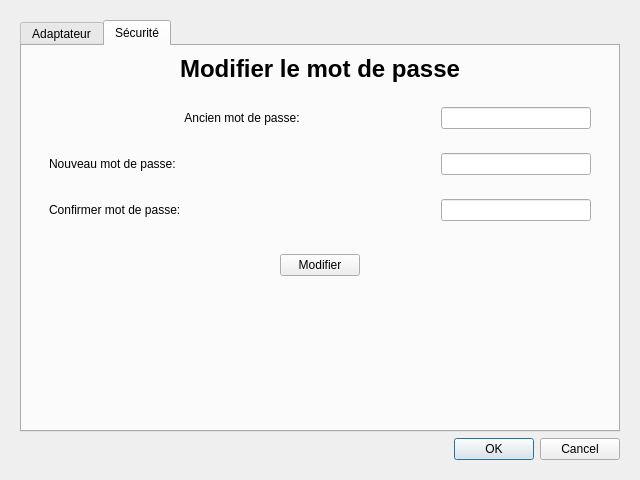
Dthibault/theatre2013, file fenetreparametres.ui: the form before one commit.
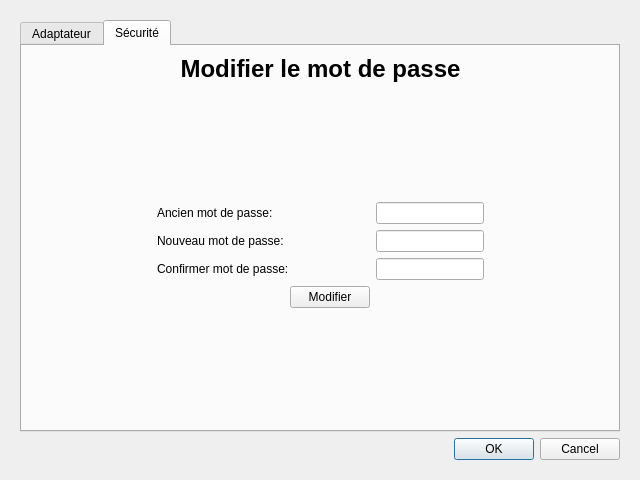
The form after the commit. The open tabs and pages were chosen to show the change.

Commit message: Fin de la fonction sécurité avec mot de passe

```diff
--- a/fenetreparametres.ui
+++ b/fenetreparametres.ui
@@ -229,39 +229,91 @@
          <attribute name="title">
           <string>Sécurité</string>
          </attribute>
-         <layout class="QVBoxLayout" name="verticalLayout_6">
-          <item>
-           <widget class="QLabel" name="labelTitreSecurite">
+         <layout class="QGridLayout" name="gridLayout">
+          <item row="2" column="5">
+           <spacer name="horizontalSpacer_6">
+            <property name="orientation">
+             <enum>Qt::Horizontal</enum>
+            </property>
+            <property name="sizeHint" stdset="0">
+             <size>
+              <width>40</width>
+              <height>20</height>
+             </size>
+            </property>
+           </spacer>
+          </item>
+          <item row="3" column="1">
+           <spacer name="horizontalSpacer_5">
+            <property name="orientation">
+             <enum>Qt::Horizontal</enum>
+            </property>
+            <property name="sizeHint" stdset="0">
+             <size>
+              <width>40</width>
+              <height>20</height>
+             </size>
+            </property>
+           </spacer>
+          </item>
+          <item row="1" column="2">
+           <spacer name="verticalSpacer_3">
+            <property name="orientation">
+             <enum>Qt::Vertical</enum>
+            </property>
+            <property name="sizeHint" stdset="0">
+             <size>
+              <width>20</width>
+              <height>40</height>
+             </size>
+            </property>
+           </spacer>
+          </item>
+          <item row="4" column="2" colspan="2">
+           <widget class="QLabel" name="labelNouveau2">
             <property name="text">
-             <string>&lt;!DOCTYPE HTML PUBLIC &quot;-//W3C//DTD HTML 4.0//EN&quot; &quot;http://www.w3.org/TR/REC-html40/strict.dtd&quot;&gt;
-&lt;html&gt;&lt;head&gt;&lt;meta name=&quot;qrichtext&quot; content=&quot;1&quot; /&gt;&lt;style type=&quot;text/css&quot;&gt;
-p, li { white-space: pre-wrap; }
-&lt;/style&gt;&lt;/head&gt;&lt;body style=&quot; font-family:'Droid Sans'; font-size:10pt; font-weight:400; font-style:normal;&quot;&gt;
-&lt;p style=&quot; margin-top:0px; margin-bottom:0px; margin-left:0px; margin-right:0px; -qt-block-indent:0; text-indent:0px;&quot;&gt;&lt;span style=&quot; font-size:18pt; font-weight:600;&quot;&gt;Modifier le mot de passe&lt;/span&gt;&lt;/p&gt;&lt;/body&gt;&lt;/html&gt;</string>
-            </property>
-            <property name="alignment">
-             <set>Qt::AlignCenter</set>
+             <string>Confirmer mot de passe:</string>
             </property>
            </widget>
           </item>
-          <item>
-           <widget class="QWidget" name="conteneurSecurite" native="true">
-            <layout class="QVBoxLayout" name="verticalLayout_5">
-             <item>
-              <widget class="QWidget" name="conteneurAncienMDP" native="true">
-               <layout class="QHBoxLayout" name="horizontalLayout_5">
-                <item>
+          <item row="2" column="2">
                  <widget class="QLabel" name="labelAncien">
                   <property name="text">
                    <string>Ancien mot de passe:</string>
                   </property>
                   <property name="alignment">
-                   <set>Qt::AlignCenter</set>
+             <set>Qt::AlignLeading|Qt::AlignLeft|Qt::AlignVCenter</set>
                   </property>
                  </widget>
                 </item>
-                <item>
-                 <widget class="QLineEdit" name="lineEditAncienMDP">
+          <item row="2" column="6">
+           <spacer name="horizontalSpacer_7">
+            <property name="orientation">
+             <enum>Qt::Horizontal</enum>
+            </property>
+            <property name="sizeHint" stdset="0">
+             <size>
+              <width>40</width>
+              <height>20</height>
+             </size>
+            </property>
+           </spacer>
+          </item>
+          <item row="3" column="0">
+           <spacer name="horizontalSpacer_8">
+            <property name="orientation">
+             <enum>Qt::Horizontal</enum>
+            </property>
+            <property name="sizeHint" stdset="0">
+             <size>
+              <width>40</width>
+              <height>20</height>
+             </size>
+            </property>
+           </spacer>
+          </item>
+          <item row="4" column="4">
+           <widget class="QLineEdit" name="lineEditNouveauMDP2">
                   <property name="maximumSize">
                    <size>
                     <width>150</width>
@@ -273,105 +325,62 @@
                   </property>
                  </widget>
                 </item>
-               </layout>
-              </widget>
-             </item>
-             <item>
-              <widget class="QWidget" name="conteneurNouveauMDP" native="true">
-               <layout class="QHBoxLayout" name="horizontalLayout_7">
-                <item>
+          <item row="3" column="2">
                  <widget class="QLabel" name="labelNouveau">
                   <property name="text">
                    <string>Nouveau mot de passe:</string>
                   </property>
                  </widget>
                 </item>
-                <item>
-                 <widget class="QLineEdit" name="lineEditNouveauMDP">
-                  <property name="maximumSize">
-                   <size>
-                    <width>150</width>
-                    <height>16777215</height>
-                   </size>
-                  </property>
-                  <property name="echoMode">
-                   <enum>QLineEdit::Password</enum>
-                  </property>
-                 </widget>
-                </item>
-               </layout>
-              </widget>
-             </item>
-             <item>
-              <widget class="QWidget" name="conteneurNouveauMDP2" native="true">
-               <layout class="QHBoxLayout" name="horizontalLayout_8">
-                <item>
-                 <widget class="QLabel" name="labelNouveau2">
-                  <property name="text">
-                   <string>Confirmer mot de passe:</string>
-                  </property>
-                 </widget>
-                </item>
-                <item>
-                 <widget class="QLineEdit" name="lineEditNouveauMDP2">
-                  <property name="maximumSize">
-                   <size>
-                    <width>150</width>
-                    <height>16777215</height>
-                   </size>
-                  </property>
-                  <property name="echoMode">
-                   <enum>QLineEdit::Password</enum>
-                  </property>
-                 </widget>
-                </item>
-               </layout>
-              </widget>
-             </item>
-            </layout>
-           </widget>
-          </item>
-          <item>
-           <widget class="QWidget" name="conteneurBoutonMDP" native="true">
-            <layout class="QHBoxLayout" name="horizontalLayout_9">
-             <item>
-              <spacer name="horizontalSpacer_5">
-               <property name="orientation">
-                <enum>Qt::Horizontal</enum>
-               </property>
-               <property name="sizeHint" stdset="0">
-                <size>
-                 <width>40</width>
-                 <height>20</height>
-                </size>
-               </property>
-              </spacer>
-             </item>
-             <item>
+          <item row="5" column="3">
               <widget class="QPushButton" name="boutonModifierMDP">
                <property name="text">
                 <string>Modifier</string>
                </property>
               </widget>
              </item>
-             <item>
-              <spacer name="horizontalSpacer_6">
-               <property name="orientation">
-                <enum>Qt::Horizontal</enum>
-               </property>
-               <property name="sizeHint" stdset="0">
+          <item row="3" column="4">
+           <widget class="QLineEdit" name="lineEditNouveauMDP">
+            <property name="maximumSize">
+             <size>
+              <width>150</width>
+              <height>16777215</height>
+             </size>
+            </property>
+            <property name="echoMode">
+             <enum>QLineEdit::Password</enum>
+            </property>
+           </widget>
+          </item>
+          <item row="2" column="4">
+           <widget class="QLineEdit" name="lineEditAncienMDP">
+            <property name="maximumSize">
                 <size>
-                 <width>40</width>
-                 <height>20</height>
-                </size>
-               </property>
-              </spacer>
-             </item>
-            </layout>
+              <width>150</width>
+              <height>16777215</height>
+             </size>
+            </property>
+            <property name="echoMode">
+             <enum>QLineEdit::Password</enum>
+            </property>
+           </widget>
+          </item>
+          <item row="0" column="2" colspan="3">
+           <widget class="QLabel" name="labelTitreSecurite">
+            <property name="text">
+             <string>&lt;!DOCTYPE HTML PUBLIC &quot;-//W3C//DTD HTML 4.0//EN&quot; &quot;http://www.w3.org/TR/REC-html40/strict.dtd&quot;&gt;
+&lt;html&gt;&lt;head&gt;&lt;meta name=&quot;qrichtext&quot; content=&quot;1&quot; /&gt;&lt;style type=&quot;text/css&quot;&gt;
+p, li { white-space: pre-wrap; }
+&lt;/style&gt;&lt;/head&gt;&lt;body style=&quot; font-family:'Droid Sans'; font-size:10pt; font-weight:400; font-style:normal;&quot;&gt;
+&lt;p style=&quot; margin-top:0px; margin-bottom:0px; margin-left:0px; margin-right:0px; -qt-block-indent:0; text-indent:0px;&quot;&gt;&lt;span style=&quot; font-size:18pt; font-weight:600;&quot;&gt;Modifier le mot de passe&lt;/span&gt;&lt;/p&gt;&lt;/body&gt;&lt;/html&gt;</string>
+            </property>
+            <property name="alignment">
+             <set>Qt::AlignCenter</set>
+            </property>
            </widget>
           </item>
-          <item>
-           <spacer name="verticalSpacer_3">
+          <item row="6" column="3">
+           <spacer name="verticalSpacer_4">
             <property name="orientation">
              <enum>Qt::Vertical</enum>
             </property>
```
Left out of the diff: 13 changed lines with no effect on the pictures. Lines whose indentation alone changed are shown as unchanged. The commit also changes 6 other files.
